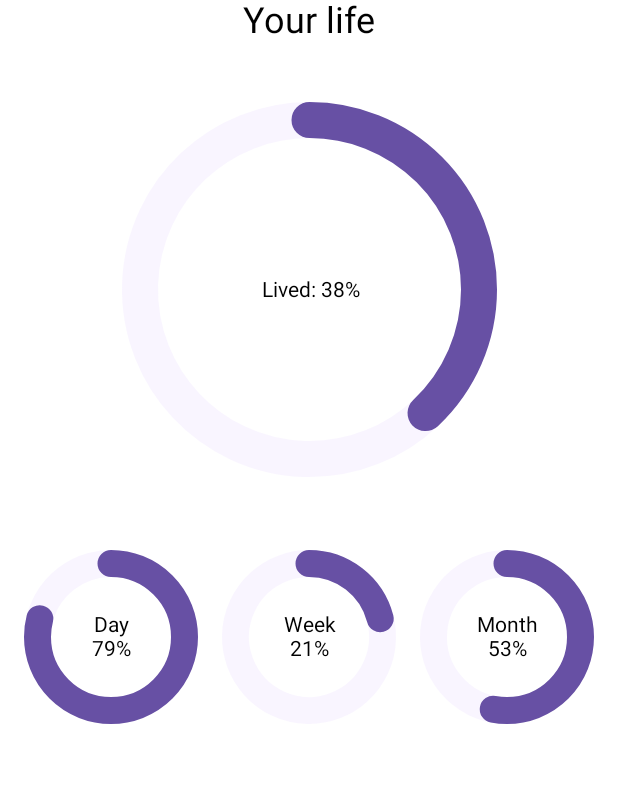
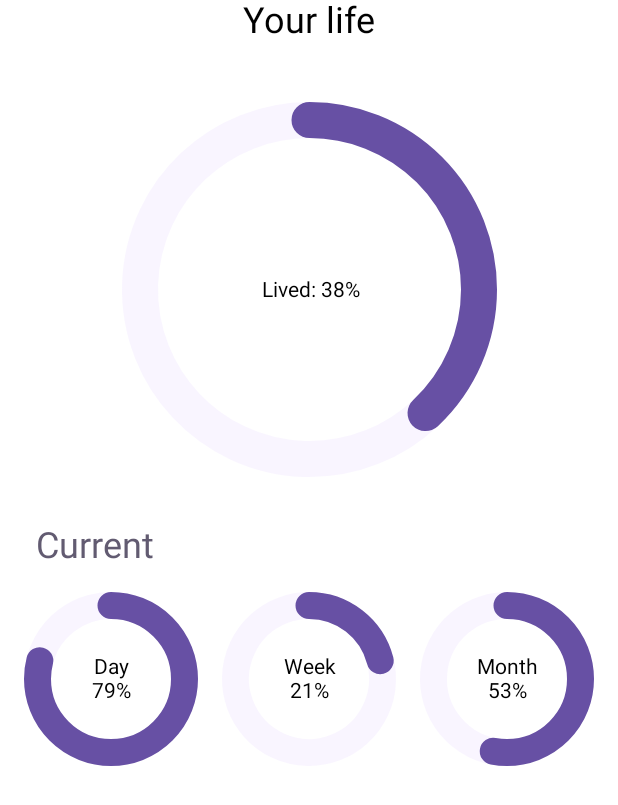
Before and after one commit to gergo225/MementoMoriCalendar, an Android app built with Jetpack Compose: the @Preview function StatisticsPageContentPreview, on a phone screen of 412 x 824 dp. Shown: the top 805 px of the screen. Run offline under Robolectric (Android 15) with nearby library versions, the phone set to English and light mode, and no system bars.

Commit message:
Add header for small circular progress charts to indicate that they refer to the current day/week/month

```diff
--- a/app/src/main/java/com/goldenraccoon/mementomoricalendar/ui/pages/StatisticsPage.kt
+++ b/app/src/main/java/com/goldenraccoon/mementomoricalendar/ui/pages/StatisticsPage.kt
@@ -6,6 +6,7 @@ import androidx.compose.foundation.layout.Column
 import androidx.compose.foundation.layout.fillMaxSize
 import androidx.compose.foundation.layout.height
 import androidx.compose.foundation.layout.padding
+import androidx.compose.material3.MaterialTheme
 import androidx.compose.material3.Text
 import androidx.compose.runtime.Composable
 import androidx.compose.runtime.getValue
@@ -16,8 +17,11 @@ import androidx.compose.ui.unit.dp
 import androidx.compose.ui.unit.sp
 import androidx.hilt.navigation.compose.hiltViewModel
 import androidx.lifecycle.compose.collectAsStateWithLifecycle
+import com.goldenraccoon.mementomoricalendar.ui.theme.MementoMoriCalendarTheme
 import com.goldenraccoon.mementomoricalendar.ui.viewmodels.StatisticsViewModel
 import com.goldenraccoon.mementomoricalendar.ui.views.CustomCircularProgress
+import com.goldenraccoon.mementomoricalendar.ui.views.StatItem
+import com.goldenraccoon.mementomoricalendar.ui.views.StatsRowModel
 
 @Composable
 fun StatisticsPage(
@@ -48,7 +52,8 @@ fun StatisticsPageContent(
 ) {
     Column(
         modifier = modifier
-            .fillMaxSize(),
+            .fillMaxSize()
+            .padding(horizontal = 16.dp),
         horizontalAlignment = Alignment.CenterHorizontally,
         verticalArrangement = Arrangement.spacedBy(16.dp)
     ) {
@@ -64,10 +69,16 @@ fun StatisticsPageContent(
             progress = percentageLived / 100F
         )
 
+        Column(
+            modifier = Modifier.padding(top = 16.dp),
+        ) {
+            Text(
+                text = "Current",
+                modifier = Modifier.padding(start = 8.dp),
+                fontSize = 24.sp,
+                color = MaterialTheme.colorScheme.secondary
+            )
             Row(
-            modifier = Modifier
-                .padding(top = 16.dp)
-                .padding(horizontal = 16.dp),
                 horizontalArrangement = Arrangement.spacedBy(16.dp)
             ) {
                 SmallCircularProgress(
@@ -85,6 +96,7 @@ fun StatisticsPageContent(
                     name = "Month",
                     percentage = percentageOfMonth
                 )
+            }
         }
     }
 }
```
Lines whose indentation alone changed are shown as unchanged.
